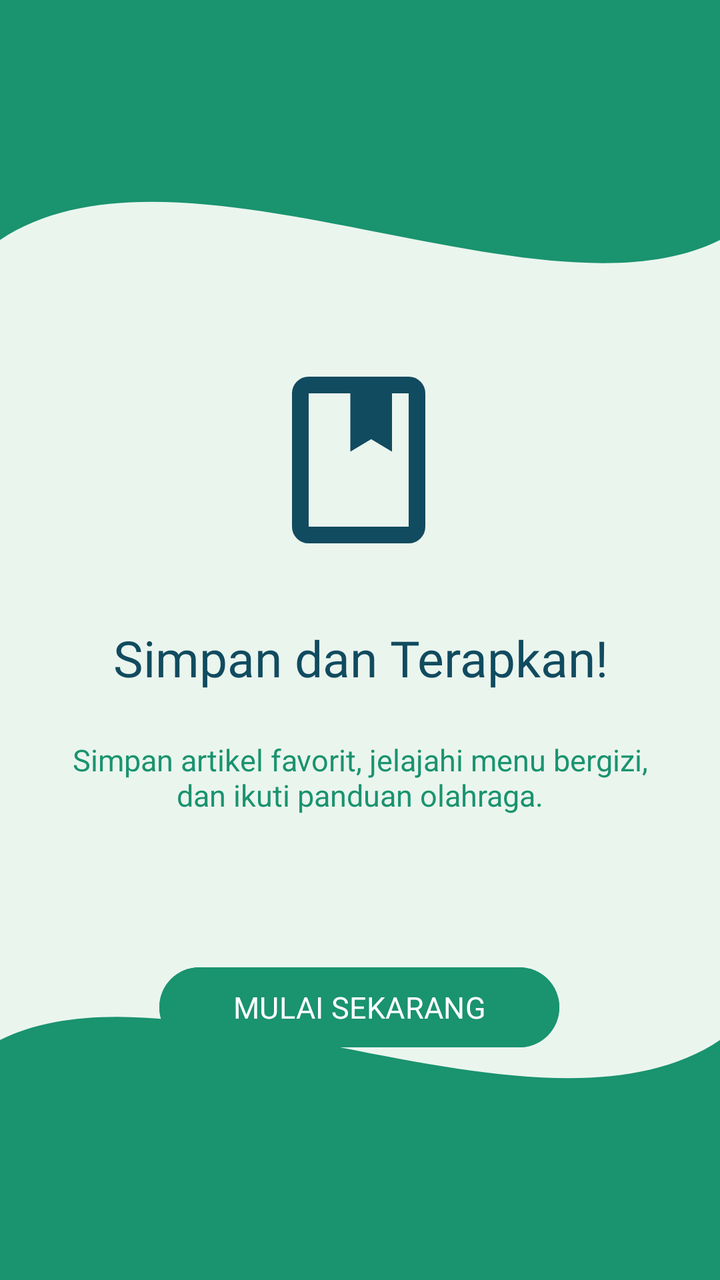
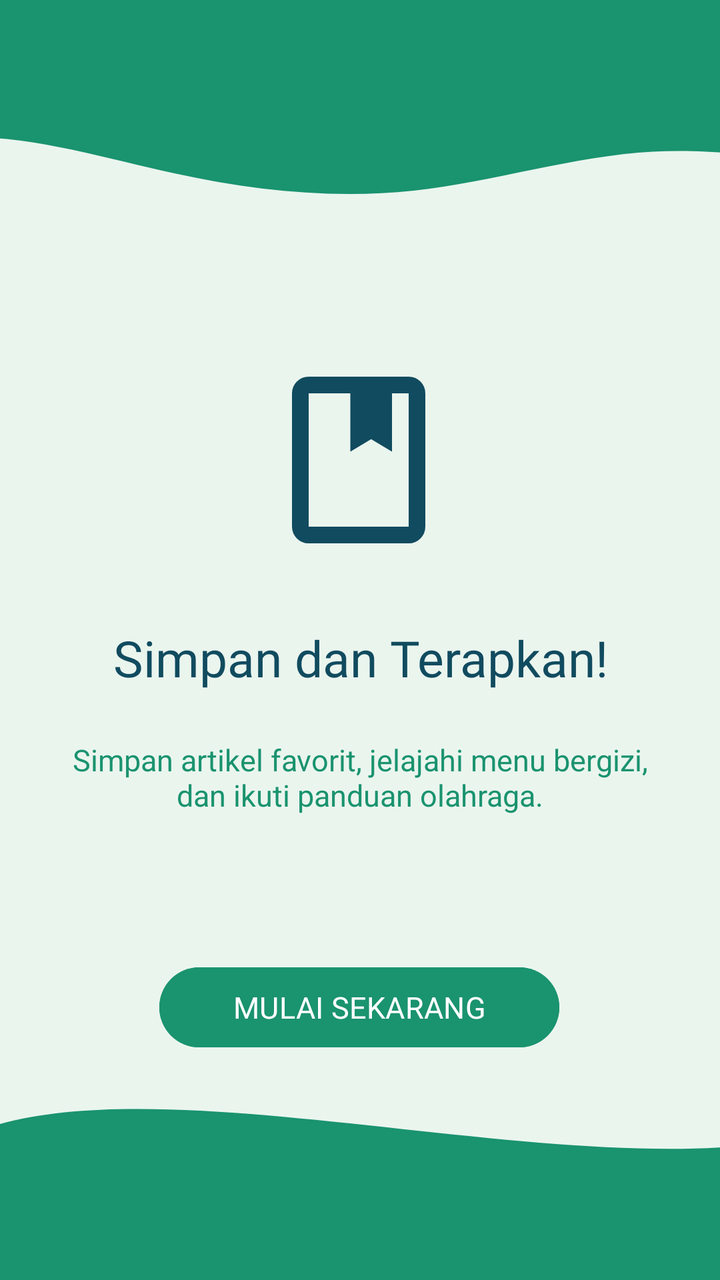

Two renders of the same Android screen: before a commit and after it. Below are the layout's source before the change and the commit's diff.
<!-- AndroidManifest.xml: application theme Theme.Sherine_TIA -->
<!-- res/layout/fragment_tutorial3.xml -->
<?xml version="1.0" encoding="utf-8"?>
<androidx.constraintlayout.widget.ConstraintLayout xmlns:android="http://schemas.android.com/apk/res/android"
    xmlns:app="http://schemas.android.com/apk/res-auto"
    xmlns:tools="http://schemas.android.com/tools"
    android:id="@+id/main"
    android:layout_width="match_parent"
    android:layout_height="match_parent"
    android:background="@color/bgColour"
    tools:context=".Tutorial.TutorialFragment3">

    <View
        android:id="@+id/background_header"
        android:layout_width="0dp"
        android:layout_height="300dp"
        android:background="@drawable/bg_header_wave"
        app:layout_constraintTop_toTopOf="parent"
        app:layout_constraintStart_toStartOf="parent"
        app:layout_constraintEnd_toEndOf="parent" />

    <ImageView
        android:id="@+id/imgLogo"
        android:layout_width="100dp"
        android:layout_height="100dp"
        android:layout_marginTop="180dp"
        android:src="@drawable/outline_book_24"
        app:layout_constraintEnd_toEndOf="parent"
        app:layout_constraintHorizontal_bias="0.498"
        app:layout_constraintStart_toStartOf="parent"
        app:layout_constraintTop_toTopOf="parent" />

    <TextView
        android:id="@+id/tvTitle"
        android:layout_width="0dp"
        android:layout_height="wrap_content"
        android:layout_marginTop="32dp"
        android:fontFamily="@font/sora_bold"
        android:gravity="center"
        android:text="Simpan dan Terapkan!"
        android:textColor="@color/blue"
        android:textSize="25sp"
        app:layout_constraintEnd_toEndOf="parent"
        app:layout_constraintStart_toStartOf="parent"
        app:layout_constraintTop_toBottomOf="@+id/imgLogo" />

    <TextView
        android:id="@+id/tvDesc"
        android:layout_width="0dp"
        android:layout_height="wrap_content"
        android:layout_marginHorizontal="32dp"
        android:layout_marginTop="24dp"
        android:gravity="center"
        android:text="Simpan artikel favorit, jelajahi menu bergizi, dan ikuti panduan olahraga."
        android:textColor="@color/green"
        android:textSize="15sp"
        app:layout_constraintEnd_toEndOf="parent"
        app:layout_constraintStart_toStartOf="parent"
        app:layout_constraintTop_toBottomOf="@+id/tvTitle" />

    <View
        android:id="@+id/background_header_bottom"
        android:layout_width="0dp"
        android:layout_height="300dp"
        android:background="@drawable/bg_header_wave"
        android:rotation="180"
        app:layout_constraintBottom_toBottomOf="parent"
        app:layout_constraintEnd_toEndOf="parent"
        app:layout_constraintHorizontal_bias="0.0"
        app:layout_constraintStart_toStartOf="parent" />

    <Button
        android:id="@+id/btnLogin"
        android:layout_width="200dp"
        android:layout_height="wrap_content"
        android:layout_marginTop="72dp"
        android:backgroundTint="@color/green"
        android:fontFamily="@font/sora_semibold"
        android:text="MULAI SEKARANG"
        android:textSize="15sp"
        app:layout_constraintEnd_toEndOf="parent"
        app:layout_constraintHorizontal_bias="0.497"
        app:layout_constraintStart_toStartOf="parent"
        app:layout_constraintTop_toBottomOf="@+id/tvDesc" />

</androidx.constraintlayout.widget.ConstraintLayout>
<!-- resources referenced by this layout -->
<resources>
  <color name="bgColour">#EAF5EE</color>
  <color name="blue">#114B5F</color>
  <color name="green">#1A936F</color>
  <!-- drawable bg_header_wave (drawable) -->
  <?xml version="1.0" encoding="utf-8"?>
  <vector xmlns:android="http://schemas.android.com/apk/res/android"
      android:width="100dp"
      android:height="100dp"
      android:viewportWidth="100"
      android:viewportHeight="100">
          <path
              android:fillColor="@color/green"
              android:pathData="M0,0 L100,0 L100,40 C75,55 25,20 0,40 Z" />
  
  
  
  
  </vector>
  <!-- drawable outline_book_24 (drawable) -->
  <vector xmlns:android="http://schemas.android.com/apk/res/android" android:height="24dp" android:tint="#114B5F" android:viewportHeight="960" android:viewportWidth="960" android:width="24dp">
  
      <path
          android:fillColor="@android:color/white"
          android:pathData="M240,880Q207,880 183.5,856.5Q160,833 160,800L160,160Q160,127 183.5,103.5Q207,80 240,80L720,80Q753,80 776.5,103.5Q800,127 800,160L800,800Q800,833 776.5,856.5Q753,880 720,880L240,880ZM240,800L720,800Q720,800 720,800Q720,800 720,800L720,160Q720,160 720,160Q720,160 720,160L640,160L640,440L540,380L440,440L440,160L240,160Q240,160 240,160Q240,160 240,160L240,800Q240,800 240,800Q240,800 240,800ZM240,800Q240,800 240,800Q240,800 240,800L240,160Q240,160 240,160Q240,160 240,160L240,160Q240,160 240,160Q240,160 240,160L240,800Q240,800 240,800Q240,800 240,800ZM440,440L540,380L640,440L640,440L540,380L440,440Z" />
      
  </vector>
  <style name="Theme.Sherine_TIA" parent="Base.Theme.Sherine_TIA" />
  <style name="Base.Theme.Sherine_TIA" parent="Theme.Material3.DayNight.NoActionBar">
          
          
      </style>
</resources>

<!-- the commit's change to res/layout/fragment_tutorial3.xml (unified diff, before → after) -->
@@ -10,12 +10,14 @@
 
     <View
         android:id="@+id/background_header"
-        android:layout_width="0dp"
-        android:layout_height="300dp"
-        android:background="@drawable/bg_header_wave"
-        app:layout_constraintTop_toTopOf="parent"
+        android:layout_width="598dp"
+        android:layout_height="130dp"
+        android:background="@drawable/wave2"
+        android:rotation="180"
+        app:layout_constraintEnd_toEndOf="parent"
+        app:layout_constraintHorizontal_bias="0.641"
         app:layout_constraintStart_toStartOf="parent"
-        app:layout_constraintEnd_toEndOf="parent" />
+        app:layout_constraintTop_toTopOf="parent" />
 
     <ImageView
         android:id="@+id/imgLogo"
@@ -58,8 +60,8 @@
 
     <View
         android:id="@+id/background_header_bottom"
-        android:layout_width="0dp"
-        android:layout_height="300dp"
+        android:layout_width="424dp"
+        android:layout_height="195dp"
         android:background="@drawable/bg_header_wave"
         android:rotation="180"
         app:layout_constraintBottom_toBottomOf="parent"
<!-- resource entries referenced after the edit -->
@@ -26,6 +26,16 @@
           android:pathData="M240,880Q207,880 183.5,856.5Q160,833 160,800L160,160Q160,127 183.5,103.5Q207,80 240,80L720,80Q753,80 776.5,103.5Q800,127 800,160L800,800Q800,833 776.5,856.5Q753,880 720,880L240,880ZM240,800L720,800Q720,800 720,800Q720,800 720,800L720,160Q720,160 720,160Q720,160 720,160L640,160L640,440L540,380L440,440L440,160L240,160Q240,160 240,160Q240,160 240,160L240,800Q240,800 240,800Q240,800 240,800ZM240,800Q240,800 240,800Q240,800 240,800L240,160Q240,160 240,160Q240,160 240,160L240,160Q240,160 240,160Q240,160 240,160L240,800Q240,800 240,800Q240,800 240,800ZM440,440L540,380L640,440L640,440L540,380L440,440Z" />
       
   </vector>
+  <!-- drawable wave2 (drawable) -->
+  <vector xmlns:android="http://schemas.android.com/apk/res/android"
+      android:width="1440dp"
+      android:height="320dp"
+      android:viewportWidth="1440"
+      android:viewportHeight="320">
+      <path
+          android:pathData="M0,96L48,106.7C96,117 192,139 288,133.3C384,128 480,96 576,85.3C672,75 768,85 864,106.7C960,128 1056,160 1152,149.3C1248,139 1344,85 1392,58.7L1440,32L1440,320L1392,320C1344,320 1248,320 1152,320C1056,320 960,320 864,320C768,320 672,320 576,320C480,320 384,320 288,320C192,320 96,320 48,320L0,320Z"
+          android:fillColor="#1A936F" />
+  </vector>
   <style name="Theme.Sherine_TIA" parent="Base.Theme.Sherine_TIA" />
   <style name="Base.Theme.Sherine_TIA" parent="Theme.Material3.DayNight.NoActionBar">
           
